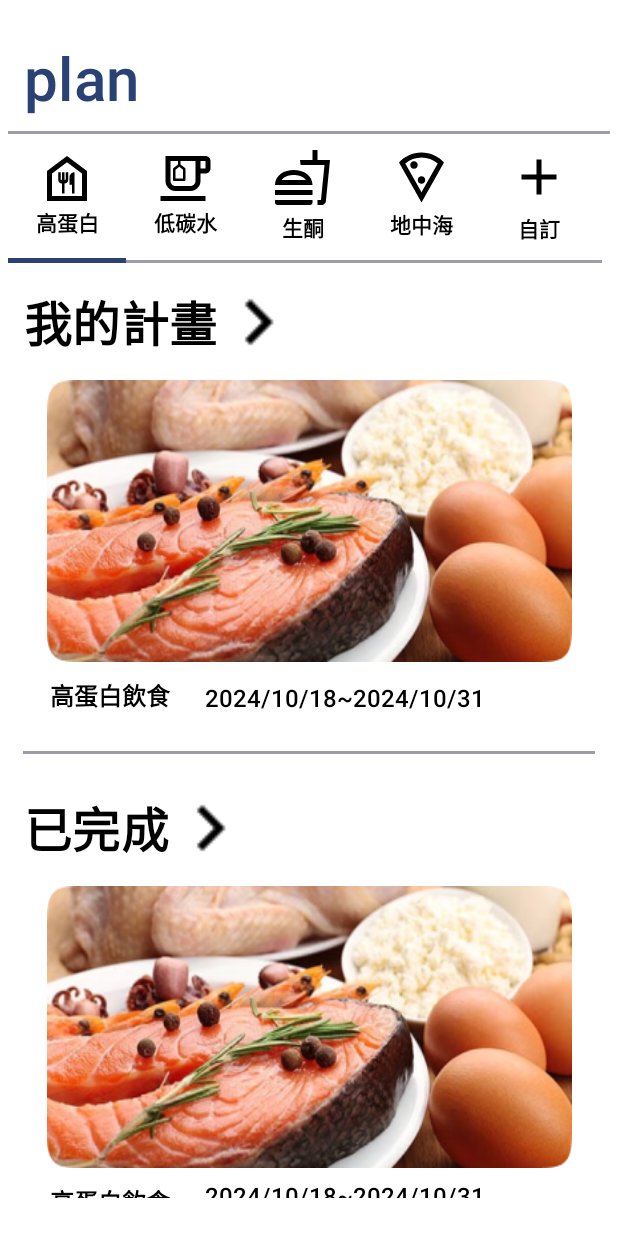
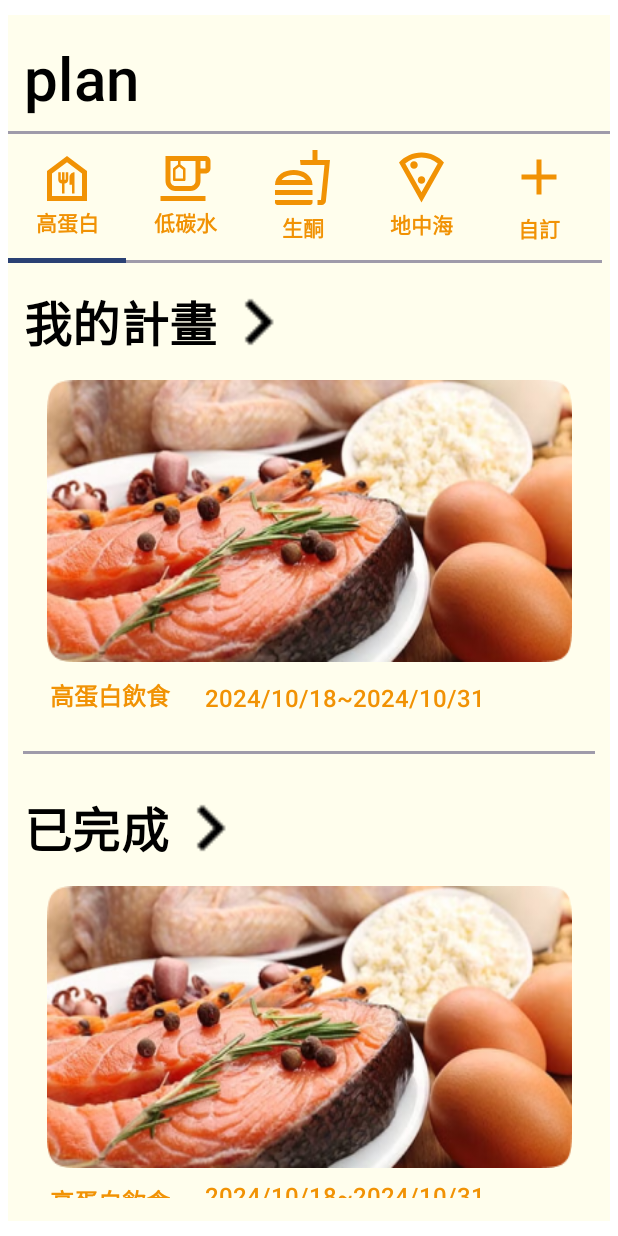
Before and after one commit to junshin4211/HealthHelper, an Android app built with Jetpack Compose: the @Preview function PlanMainScreenPreview, on a phone screen of 412 x 824 dp. Run offline under Robolectric (Android 15) with nearby library versions, the phone set to English and light mode, and no system bars.

Commit message:
第二次更新UI package

```diff
--- a/app/src/main/java/com/example/healthhelper/plan/PlanMainScreen.kt
+++ b/app/src/main/java/com/example/healthhelper/plan/PlanMainScreen.kt
@@ -46,7 +46,7 @@ fun PlanMain(context: Context = LocalContext.current,
         modifier = Modifier
             .fillMaxSize()
             .padding(top = 10.dp, bottom = 10.dp, start = 5.dp, end = 5.dp)
-            .background(color = colorResource(id = R.color.white))
+            .background(color = colorResource(id = R.color.backgroundcolor))
     ) {
         Row(
             horizontalArrangement = Arrangement.spacedBy(10.dp, Alignment.Start),
@@ -60,7 +60,7 @@ fun PlanMain(context: Context = LocalContext.current,
                     fontSize = 40.sp,
                     fontFamily = FontFamily.Default,
                     fontWeight = FontWeight(600),
-                    color = MaterialTheme.colorScheme.primary,
+                    color = colorResource(id = R.color.black),
                     textAlign = TextAlign.Center,
                     letterSpacing = 0.2.sp
                 )
@@ -97,7 +97,7 @@ fun PlanMain(context: Context = LocalContext.current,
                     fontSize = 32.sp,
                     fontFamily = FontFamily.Default,
                     fontWeight = FontWeight(600),
-                    color = Color(0xFF000000),
+                    color = colorResource(R.color.black),
                     textAlign = TextAlign.Center,
                     letterSpacing = 0.2.sp
                 )
@@ -119,7 +119,7 @@ fun PlanMain(context: Context = LocalContext.current,
         ) {
             Image(
                 painter = painterResource(id = R.drawable.myplanimg),
-                contentDescription = "image description",
+                contentDescription = "myplanimg",
                 modifier = Modifier
                     .width(350.dp)
                     .height(188.dp)
@@ -143,7 +143,7 @@ fun PlanMain(context: Context = LocalContext.current,
                         lineHeight = 24.sp,
                         fontFamily = FontFamily.Default,
                         fontWeight = FontWeight(600),
-                        color = colorResource(R.color.black),
+                        color = colorResource(R.color.primarycolor),
                     ),
                     textAlign = TextAlign.Start,
                     modifier = Modifier
@@ -159,7 +159,7 @@ fun PlanMain(context: Context = LocalContext.current,
                         lineHeight = 24.sp,
                         fontFamily = FontFamily.Default,
                         fontWeight = FontWeight(600),
-                        color = colorResource(R.color.black),
+                        color = colorResource(R.color.primarycolor),
                     ),
                     textAlign = TextAlign.Start,
                     modifier = Modifier
@@ -237,7 +237,7 @@ fun PlanMain(context: Context = LocalContext.current,
                         lineHeight = 24.sp,
                         fontFamily = FontFamily.Default,
                         fontWeight = FontWeight(600),
-                        color = colorResource(R.color.black),
+                        color = colorResource(R.color.primarycolor),
                     ),
                     textAlign = TextAlign.Start,
                     modifier = Modifier
@@ -253,7 +253,7 @@ fun PlanMain(context: Context = LocalContext.current,
                         lineHeight = 24.sp,
                         fontFamily = FontFamily.Default,
                         fontWeight = FontWeight(600),
-                        color = colorResource(R.color.black),
+                        color = colorResource(R.color.primarycolor),
                     ),
                     textAlign = TextAlign.Start,
                     modifier = Modifier
@@ -272,7 +272,7 @@ fun CreateBar(context: Context,navcontroller: NavHostController) {
     var tabindex by remember { mutableIntStateOf(0) }
     TabRow(
         selectedTabIndex = tabindex,
-        containerColor = colorResource(id = R.color.white),
+        containerColor = colorResource(id = R.color.backgroundcolor),
         divider = {
             HorizontalDivider(
                 color = colorResource(R.color.darkgray), thickness = 2.dp
@@ -284,7 +284,7 @@ fun CreateBar(context: Context,navcontroller: NavHostController) {
                 text = {
                     Text(
                         text = description.getbar(context),
-                        color = colorResource(id = R.color.black),
+                        color = colorResource(id = R.color.primarycolor),
                         fontWeight = FontWeight(600)
                     )
                 },
@@ -298,31 +298,31 @@ fun CreateBar(context: Context,navcontroller: NavHostController) {
                         0 -> Icon(
                             painter = painterResource(R.drawable.protein),
                             contentDescription = description.getbar(context),
-                            tint = colorResource(id = R.color.black)
+                            tint = colorResource(id = R.color.primarycolor)
                         )
 
                         1 -> Icon(
                             painter = painterResource(R.drawable.lowcarb),
                             contentDescription = description.getbar(context),
-                            tint = colorResource(id = R.color.black)
+                            tint = colorResource(id = R.color.primarycolor)
                         )
 
                         2 -> Icon(
                             painter = painterResource(R.drawable.ketone),
                             contentDescription = description.getbar(context),
-                            tint = colorResource(id = R.color.black)
+                            tint = colorResource(id = R.color.primarycolor)
                         )
 
                         3 -> Icon(
                             painter = painterResource(R.drawable.mediterra),
                             contentDescription = description.getbar(context),
-                            tint = colorResource(id = R.color.black)
+                            tint = colorResource(id = R.color.primarycolor)
                         )
 
                         4 -> Icon(
                             painter = painterResource(R.drawable.custom),
                             contentDescription = description.getbar(context),
-                            tint = colorResource(id = R.color.black)
+                            tint = colorResource(id = R.color.primarycolor)
                         )
                     }
                 }
--- a/app/src/main/java/com/example/healthhelper/plan/PlanNav.kt
+++ b/app/src/main/java/com/example/healthhelper/plan/PlanNav.kt
@@ -1,6 +1,7 @@
 package com.example.healthhelper.plan
 
 import androidx.compose.runtime.Composable
+import androidx.compose.ui.platform.LocalContext
 import androidx.navigation.NavHostController
 import androidx.navigation.compose.NavHost
 import androidx.navigation.compose.composable
@@ -9,6 +10,7 @@ import androidx.navigation.compose.rememberNavController
 @Composable
 fun Plan(){
     val navController :NavHostController= rememberNavController()
+    val context = LocalContext.current
     NavHost(
         navController = navController,
         startDestination = PlanPage.DietPlan.name,
@@ -17,7 +19,7 @@ fun Plan(){
             PlanMain(navcontroller = navController)
         }
         composable(route = Bar.HighProtein.name) {
-            EditPlan(Bar.HighProtein.name)
+            EditPlan(Bar.HighProtein.getbar(context), navcontroller = navController)
         }
         composable(route = Bar.LowCarb.name) {
             //EditPlan()
```
Also changed, not shown: app/src/main/java/com/example/healthhelper/plan/DefaultPlan.kt (+98 -10 lines), app/src/main/java/com/example/healthhelper/plan/PlanTitle.kt (+10 -0 lines), app/src/main/java/com/example/healthhelper/plan/ui/DatePicker.kt (added, +51 -0 lines), app/src/main/java/com/example/healthhelper/plan/ui/DropDownMenu.kt (added, +92 -0 lines), app/src/main/java/com/example/healthhelper/plan/ui/Icon.kt (added, +31 -0 lines).
